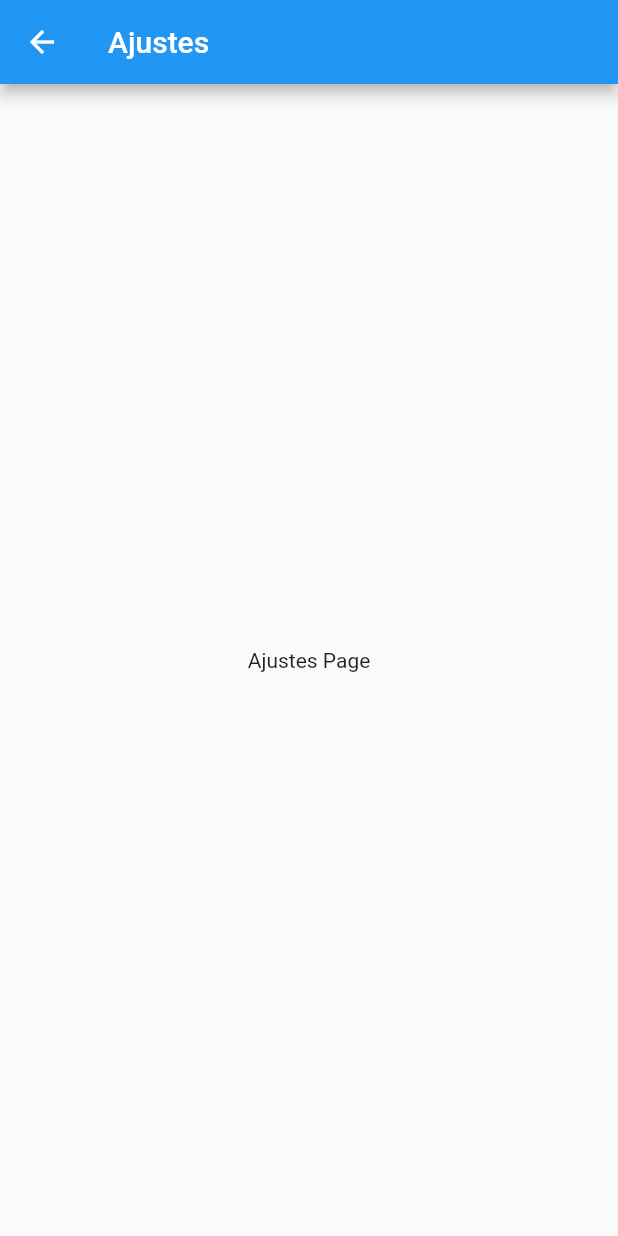
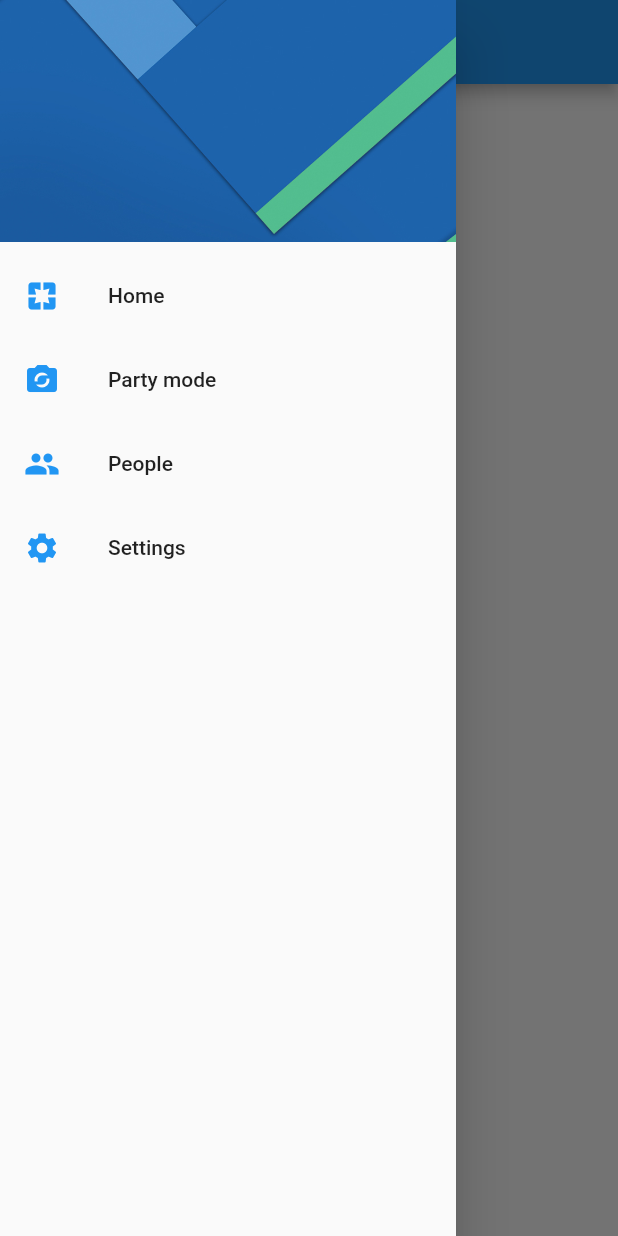
Before and after one commit to wilder00/flut_preferenciausuariosapp, a Flutter app: the SettingsPage screen opened by its route, with the side drawer open (before the commit the screen has no drawer), on a phone screen of 412 x 824 dp. Run offline on Flutter 3.47's test engine with Material 2 defaults, Android fonts, the phone set to English and light mode, and no system bars.

Commit message:
centralizando el widget de drawer

```diff
--- a/lib/src/pages/settings_page.dart
+++ b/lib/src/pages/settings_page.dart
@@ -1,4 +1,5 @@
 import 'package:flutter/material.dart';
+import 'package:prefenciasusuarioapp/src/widgets/menu_widget.dart';
 
 class SettingsPage extends StatelessWidget {
   static final String routeName = 'settings';
@@ -7,6 +8,7 @@ class SettingsPage extends StatelessWidget {
   Widget build(BuildContext context) {
     return Scaffold(
       appBar: AppBar(title: Text('Ajustes')),
+      drawer: MenuWidget(),
       body: Center(
         child: Text('Ajustes Page'),
       ),
--- /dev/null
+++ b/lib/src/widgets/menu_widget.dart
@@ -0,0 +1,48 @@
+import 'package:flutter/material.dart';
+import 'package:prefenciasusuarioapp/src/pages/home_page.dart';
+import 'package:prefenciasusuarioapp/src/pages/settings_page.dart';
+
+class MenuWidget extends StatelessWidget {
+  @override
+  Widget build(BuildContext context) {
+    return Drawer(
+      child: ListView(
+        padding: EdgeInsets.zero,
+        children: [
+          DrawerHeader(
+            child: Container(),
+            decoration: BoxDecoration(
+              image: DecorationImage(
+                image: AssetImage('assets/menu-img.jpg'),
+                fit: BoxFit.cover,
+              ),
+            ),
+          ),
+          ListTile(
+            leading: Icon(Icons.pages, color: Colors.blue),
+            title: Text('Home'),
+            onTap: () =>
+                Navigator.pushReplacementNamed(context, HomePage.routeName),
+          ),
+          ListTile(
+            leading: Icon(Icons.party_mode, color: Colors.blue),
+            title: Text('Party mode'),
+            onTap: () {},
+          ),
+          ListTile(
+            leading: Icon(Icons.people, color: Colors.blue),
+            title: Text('People'),
+            onTap: () {},
+          ),
+          ListTile(
+            leading: Icon(Icons.settings, color: Colors.blue),
+            title: Text('Settings'),
+            onTap: () {
+              Navigator.pushReplacementNamed(context, SettingsPage.routeName);
+            },
+          ),
+        ],
+      ),
+    );
+  }
+}
```
Also changed, not shown: lib/src/pages/home_page.dart (+2 -43 lines).
